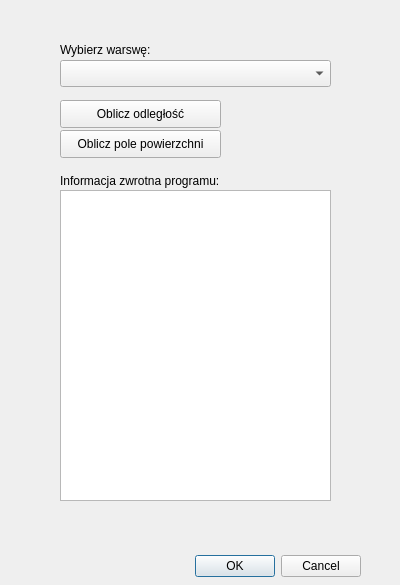
First picture: the form in plugin_dialog_base.ui, repository PlaceForNick/Projekt_2, before the edit.
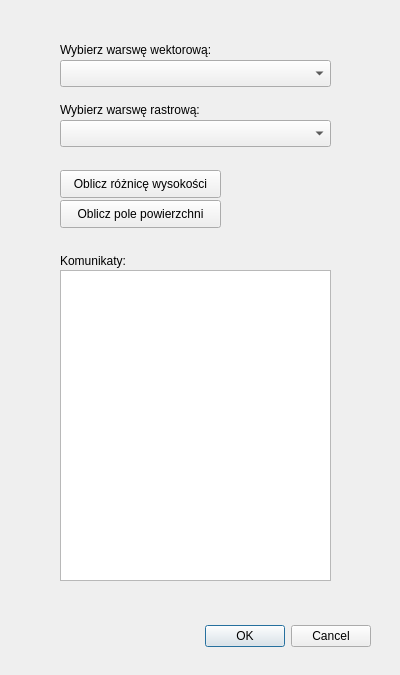
Second picture: the form after the edit. Custom widgets are drawn as their Qt base class.

Commit message: dodanie funkcjonalnosci liczenia roznicy wysokosci, wywalenie niepotrzebnej funkcji liczenia odleglosci, dodanie info zwrotnego o tym jakie pkt byly wybrane, uodpornienie wtyczki przed uzytkownikiem i wszystkimi mozliwymi bledami jakie moglby wytworzyc - chyba

```diff
--- a/plugin_dialog_base.ui
+++ b/plugin_dialog_base.ui
@@ -7,7 +7,7 @@
     <x>0</x>
     <y>0</y>
     <width>400</width>
-    <height>585</height>
+    <height>675</height>
    </rect>
   </property>
   <property name="windowTitle">
@@ -16,8 +16,8 @@
   <widget class="QDialogButtonBox" name="button_box_ok_anuluj">
    <property name="geometry">
     <rect>
-     <x>20</x>
-     <y>550</y>
+     <x>30</x>
+     <y>620</y>
      <width>341</width>
      <height>32</height>
     </rect>
@@ -39,24 +39,11 @@
     </rect>
    </property>
   </widget>
-  <widget class="QPushButton" name="pushButton_obl_odleglosc">
-   <property name="geometry">
-    <rect>
-     <x>60</x>
-     <y>100</y>
-     <width>161</width>
-     <height>28</height>
-    </rect>
-   </property>
-   <property name="text">
-    <string>Oblicz odległość</string>
-   </property>
-  </widget>
   <widget class="QPushButton" name="pushButton_obl_pole">
    <property name="geometry">
     <rect>
      <x>60</x>
-     <y>130</y>
+     <y>200</y>
      <width>161</width>
      <height>28</height>
     </rect>
@@ -69,20 +56,20 @@
    <property name="geometry">
     <rect>
      <x>60</x>
-     <y>170</y>
+     <y>250</y>
      <width>251</width>
      <height>21</height>
     </rect>
    </property>
    <property name="text">
-    <string>Informacja zwrotna programu:</string>
+    <string>Komunikaty:</string>
    </property>
   </widget>
   <widget class="QTextBrowser" name="textBrowser_info_zwrotne">
    <property name="geometry">
     <rect>
      <x>60</x>
-     <y>190</y>
+     <y>270</y>
      <width>271</width>
      <height>311</height>
     </rect>
@@ -98,7 +85,43 @@
     </rect>
    </property>
    <property name="text">
-    <string>Wybierz warswę:</string>
+    <string>Wybierz warswę wektorową:</string>
+   </property>
+  </widget>
+  <widget class="QPushButton" name="pushButton_obl_wysokosc">
+   <property name="geometry">
+    <rect>
+     <x>60</x>
+     <y>170</y>
+     <width>161</width>
+     <height>28</height>
+    </rect>
+   </property>
+   <property name="text">
+    <string>Oblicz różnicę wysokości</string>
+   </property>
+  </widget>
+  <widget class="QLabel" name="label_info_srodek">
+   <property name="geometry">
+    <rect>
+     <x>60</x>
+     <y>100</y>
+     <width>251</width>
+     <height>20</height>
+    </rect>
+   </property>
+   <property name="text">
+    <string>Wybierz warswę rastrową:</string>
+   </property>
+  </widget>
+  <widget class="QgsMapLayerComboBox" name="mMapLayerComboBox_wybor_warstwy_raster">
+   <property name="geometry">
+    <rect>
+     <x>60</x>
+     <y>120</y>
+     <width>271</width>
+     <height>27</height>
+    </rect>
    </property>
   </widget>
  </widget>
```
Left out of the diff: 2 changed lines with no effect on the pictures. The commit also changes 4 other files.
